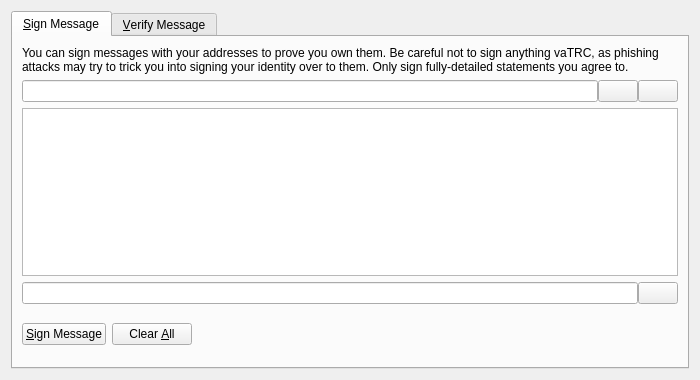
Before: the Qt Designer form src/qt/forms/signverifymessagedialog.ui in TRCTeam/TRC, drawn with Qt 5.
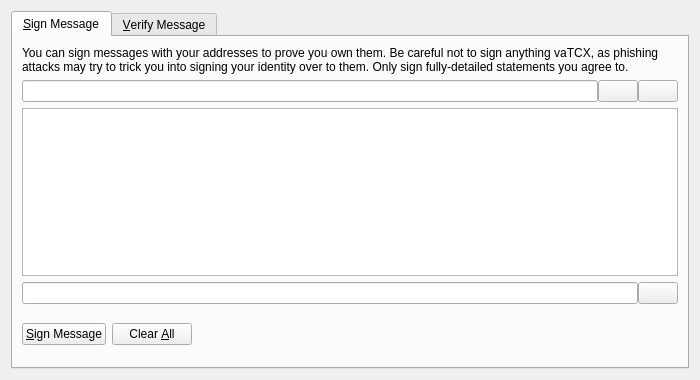
After: the same form once the commit is applied. The open tabs and pages were chosen to show the change. Icons and pictures are not drawn. Custom widgets are drawn as their Qt base class.

The edit to the form file:
```diff
--- a/src/qt/forms/signverifymessagedialog.ui
+++ b/src/qt/forms/signverifymessagedialog.ui
@@ -30,7 +30,7 @@
        <item>
         <widget class="QLabel" name="infoLabel_SM">
          <property name="text">
-          <string>You can sign messages with your addresses to prove you own them. Be careful not to sign anything vaTRC, as phishing attacks may try to trick you into signing your identity over to them. Only sign fully-detailed statements you agree to.</string>
+          <string>You can sign messages with your addresses to prove you own them. Be careful not to sign anything vaTCX, as phishing attacks may try to trick you into signing your identity over to them. Only sign fully-detailed statements you agree to.</string>
          </property>
          <property name="textFormat">
           <enum>Qt::PlainText</enum>
```
